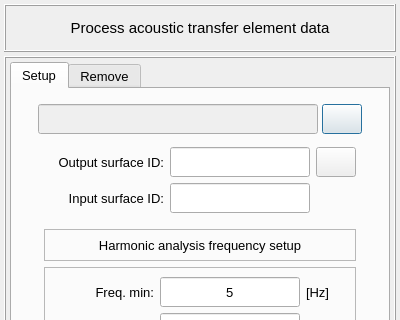
This is vibra/interface/data/ui_files/model/setup/acoustic/process_acoustic_transfer_element_data.ui in MOPT-UFSC/VIBRA as Qt 5 draws it before an edit; both pictures show x 0 to 400 and y 0 to 320 of the 400 by 474 pixel window. The edited form follows.
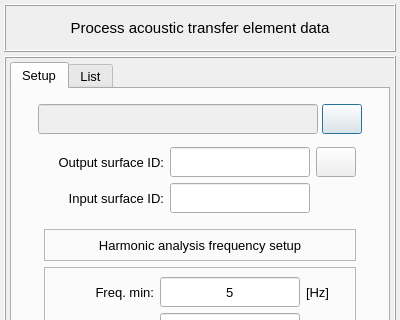
This is the edited form. Icons and pictures are not drawn.

Commit message: Rename Remove by List tabs

```diff
--- a/vibra/interface/data/ui_files/model/setup/acoustic/process_acoustic_transfer_element_data.ui
+++ b/vibra/interface/data/ui_files/model/setup/acoustic/process_acoustic_transfer_element_data.ui
@@ -1101,7 +1101,7 @@
         </widget>
         <widget class="QWidget" name="tab_remove">
          <attribute name="title">
-          <string>Remove</string>
+          <string>List</string>
          </attribute>
         </widget>
        </widget>
```
Left out of the diff: 2 changed lines with no effect on the pictures. The commit also changes 17 other files.
